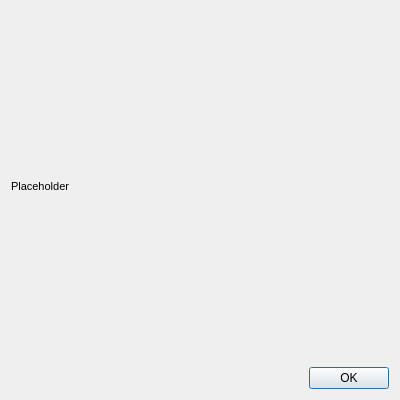
Qt form BigPythonEnergy/ui/rankThresholds.ui (mucsci-students/2023fa-420-BigPythonEnergy) before a commit.
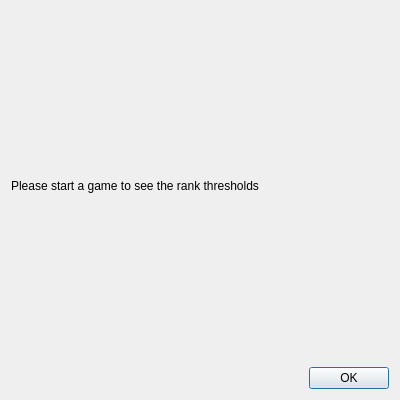
The same form after that commit.

Commit message:
Connected Dialog Boxes
Connected dialog boxes for save, blank save, new game, rank thresholds, about, and help.
Fixed a small bug preventing a game to be played from a new word.

What changed in the file:
```diff
--- a/BigPythonEnergy/ui/rankThresholds.ui
+++ b/BigPythonEnergy/ui/rankThresholds.ui
@@ -25,11 +25,11 @@
      <property name="font">
       <font>
        <family>Segoe UI</family>
-       <pointsize>8</pointsize>
+       <pointsize>9</pointsize>
       </font>
      </property>
      <property name="text">
-      <string>Placeholder</string>
+      <string>Please start a game to see the rank thresholds</string>
      </property>
      <property name="textFormat">
       <enum>Qt::AutoText</enum>
```
The commit also changes 4 other files.
